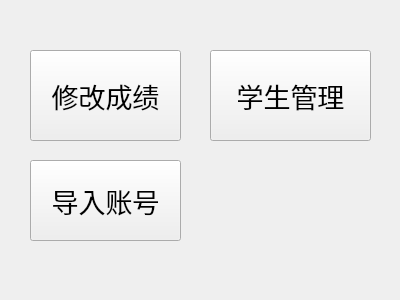
The window that source/administer.ui (Sodataco/exam-system) describes before a commit, drawn with Qt 5.
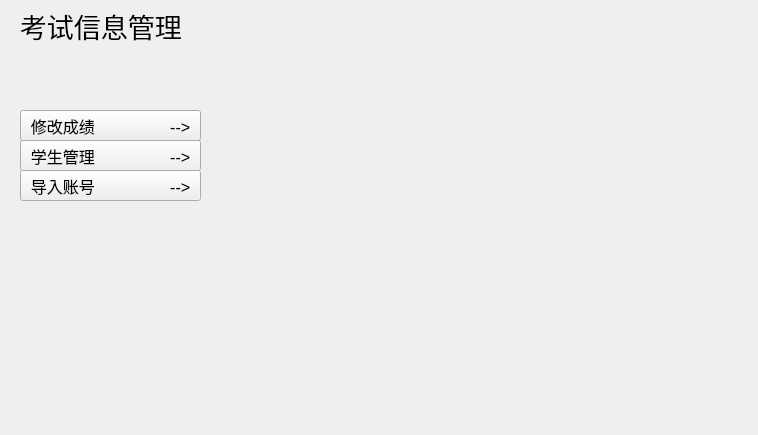
The same window after the commit.

Diff of the .ui file:
```diff
--- a/source/administer.ui
+++ b/source/administer.ui
@@ -6,13 +6,13 @@
    <rect>
     <x>0</x>
     <y>0</y>
-    <width>400</width>
-    <height>300</height>
+    <width>758</width>
+    <height>435</height>
    </rect>
   </property>
   <property name="font">
    <font>
-    <pointsize>20</pointsize>
+    <pointsize>12</pointsize>
    </font>
   </property>
   <property name="windowTitle">
@@ -21,40 +21,58 @@
   <widget class="QPushButton" name="chagegrade">
    <property name="geometry">
     <rect>
-     <x>30</x>
-     <y>50</y>
-     <width>151</width>
-     <height>91</height>
+     <x>20</x>
+     <y>110</y>
+     <width>181</width>
+     <height>31</height>
     </rect>
    </property>
    <property name="text">
-    <string>修改成绩</string>
+    <string>修改成绩                 --&gt;</string>
    </property>
   </widget>
   <widget class="QPushButton" name="manage">
    <property name="geometry">
     <rect>
-     <x>210</x>
-     <y>50</y>
-     <width>161</width>
-     <height>91</height>
+     <x>20</x>
+     <y>140</y>
+     <width>181</width>
+     <height>31</height>
     </rect>
    </property>
    <property name="text">
-    <string>学生管理</string>
+    <string>学生管理                 --&gt;</string>
    </property>
   </widget>
   <widget class="QPushButton" name="pushButton">
    <property name="geometry">
     <rect>
-     <x>30</x>
-     <y>160</y>
-     <width>151</width>
-     <height>81</height>
+     <x>20</x>
+     <y>170</y>
+     <width>181</width>
+     <height>31</height>
     </rect>
    </property>
    <property name="text">
-    <string>导入账号</string>
+    <string>导入账号                 --&gt;</string>
+   </property>
+  </widget>
+  <widget class="QLabel" name="label">
+   <property name="geometry">
+    <rect>
+     <x>20</x>
+     <y>10</y>
+     <width>191</width>
+     <height>31</height>
+    </rect>
+   </property>
+   <property name="font">
+    <font>
+     <pointsize>20</pointsize>
+    </font>
+   </property>
+   <property name="text">
+    <string>考试信息管理</string>
    </property>
   </widget>
  </widget>
```
